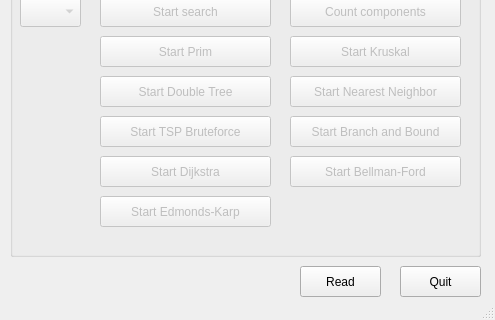
Before: the Qt Designer form mainwindow.ui in FNicolai/MMI, drawn with Qt 5; both pictures show x 0 to 495 and y 254 to 574 of the 495 by 574 pixel window.
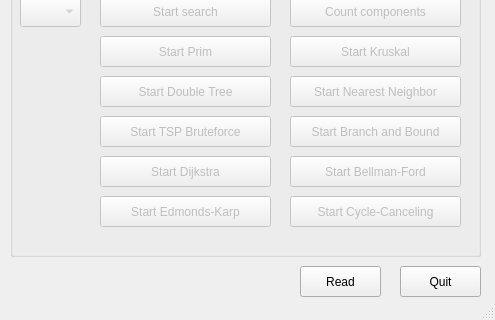
After: the same form once the commit is applied.

What changed in the file:
```diff
--- a/mainwindow.ui
+++ b/mainwindow.ui
@@ -475,6 +475,19 @@
       <string>Start Edmonds-Karp</string>
      </property>
     </widget>
+    <widget class="QPushButton" name="pushButton_start_cycle_canceling">
+     <property name="geometry">
+      <rect>
+       <x>280</x>
+       <y>300</y>
+       <width>171</width>
+       <height>31</height>
+      </rect>
+     </property>
+     <property name="text">
+      <string>Start Cycle-Canceling</string>
+     </property>
+    </widget>
    </widget>
    <widget class="QGroupBox" name="groupBox_debug">
     <property name="geometry">
```
